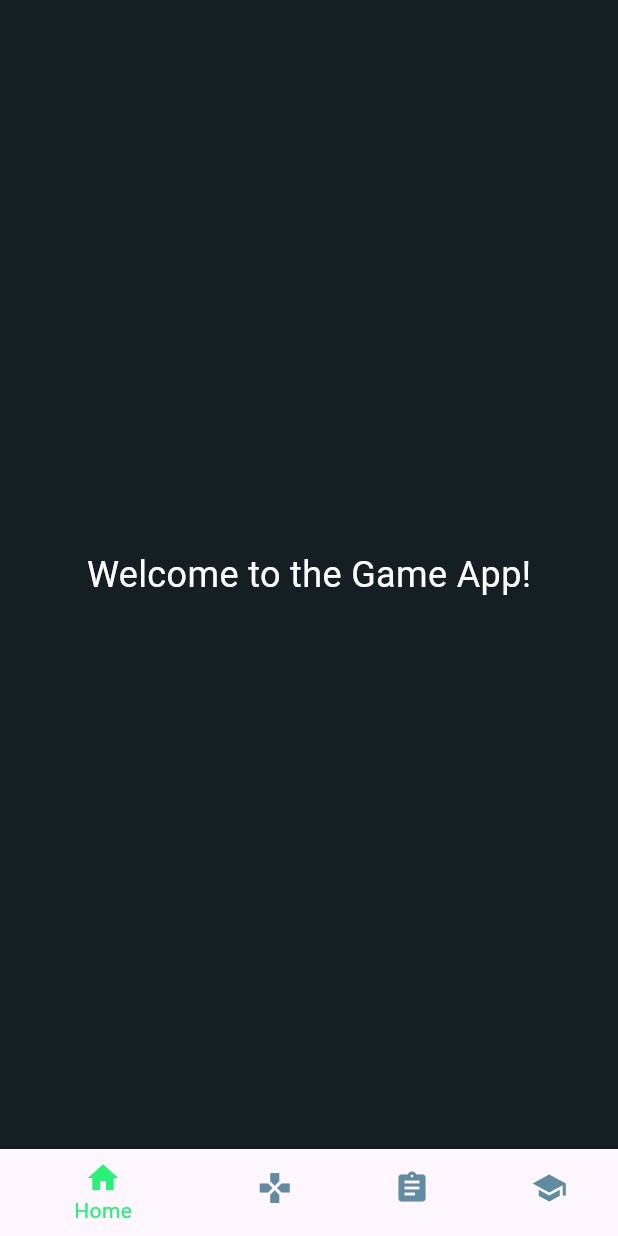
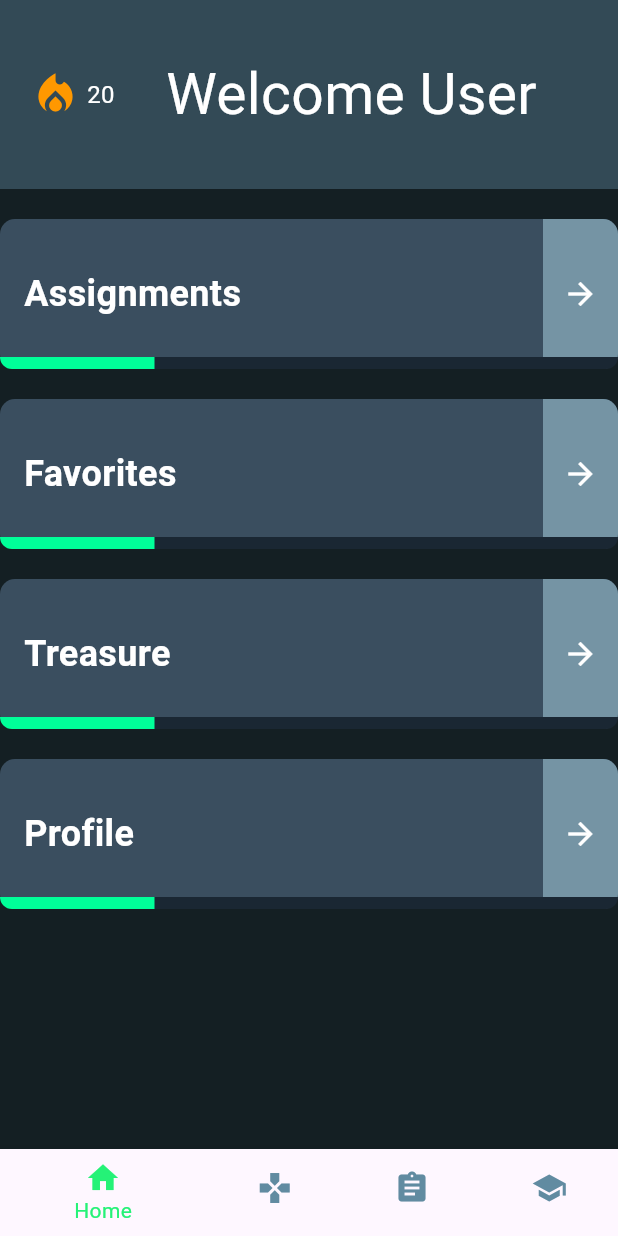
Before and after one commit to SachchitBalamurugan/pandabyteGame, a Flutter app: the screen it shows after launch, on a phone screen of 412 x 824 dp. Run offline on Flutter 3.47's test engine with Material 3 defaults, Android fonts, the phone set to English and light mode, and no system bars; missing offline and left inert: flame, flame_tiled.

```diff
--- a/lib/components/player.dart
+++ b/lib/components/player.dart
@@ -22,7 +22,7 @@ class Player extends SpriteAnimationGroupComponent
   final double stepTime = 0.05;
 
   final double _gravity = 9.8;
-  final double _jumpForce = 200; // change jump height
+  final double _jumpForce = 280; // change jump height
   final double _terminalVelocity = 300;
   double horizontalMovement = 0;
 
--- a/lib/main.dart
+++ b/lib/main.dart
@@ -3,6 +3,7 @@ import 'package:flame/game.dart';
 import 'package:game_pandabyte/pixel_adventure.dart';
 import 'package:flame/flame.dart';
 import 'package:game_pandabyte/menu_overlay.dart'; // Import the menu overlay
+import 'package:game_pandabyte/screens/Course.dart';
 import 'package:game_pandabyte/screens/home_page.dart'; // Import the homepage
 import 'components/player.dart';
 
@@ -100,16 +101,175 @@ class GamePage extends StatelessWidget {
 
 // Placeholder for the HomePage
 class HomePage extends StatelessWidget {
+  final Color bgColor = Color(0xFF141F23);
+  final Color cardColor = Color(0xFF334A56);
+  final Color progressBarBgColor = Color(0xFF16252D);
+  final Color progressColor = Color(0xFF25F277);
+
   @override
   Widget build(BuildContext context) {
     return Scaffold(
-      backgroundColor: Color(0xFF141F23), // Background color for home
-      body: Center(
-        child: Text(
-          "Welcome to the Game App!",
-          style: TextStyle(color: Colors.white, fontSize: 24),
-        ),
+      backgroundColor: bgColor,
+      body: Column(
+        children: [
+          // Top bar with fire icon, welcome text, and progress bar
+          Container(
+            color: cardColor,
+            padding: EdgeInsets.symmetric(vertical: 36, horizontal: 20),
+            child: Row(
+              children: [
+                Icon(Icons.local_fire_department, color: Colors.orange, size: 34),
+                SizedBox(width: 4),
+                Text(
+                  "20",
+                  style: TextStyle(color: Colors.white, fontSize: 16),
+                ),
+                Spacer(),
+                Text(
+                  "Welcome User",
+                  style: TextStyle(color: Colors.white, fontSize: 38),
+                ),
+                Spacer(),
+              ],
+            ),
+          ),
+          SizedBox(height: 20),
+          // Container 1: Navigates to AssignmentPage
+          _buildCard(context, "Assignments", Course1()),
+          SizedBox(height: 20),
+          // Container 2: Navigates to FavoritePage
+          _buildCard(context, "Favorites", FavoritePage()),
+          SizedBox(height: 20),
+          // Container 3: Navigates to TreasurePage
+          _buildCard(context, "Treasure", TreasurePage()),
+          SizedBox(height: 20),
+          // Container 4: Navigates to ProfilePage
+          _buildCard(context, "Profile", ProfilePage()),
+        ],
       ),
+    );
+  }
+
+  // Function to build each card with progress bar below
+  Widget _buildCard(BuildContext context, String label, Widget page) {
+    return GestureDetector(
+      onTap: () {
+        Navigator.push(
+          context,
+          MaterialPageRoute(builder: (context) => page),
+        );
+      },
+      child: Stack(
+        children: [
+          // Main card container with rounded corners
+          Container(
+            height: 100,
+            decoration: BoxDecoration(
+              color: Color(0xFF3A4E5F), // Background color similar to the card
+              borderRadius: BorderRadius.circular(10),
+            ),
+            padding: EdgeInsets.all(16),
+            child: Align(
+              alignment: Alignment.centerLeft,
+              child: Text(
+                label,
+                style: TextStyle(
+                  color: Colors.white,
+                  fontSize: 24,
+                  fontWeight: FontWeight.bold,
+                ),
+              ),
+            ),
+          ),
+
+          // Icon container that appears to "stick out" on the right
+          Positioned(
+            right: 0,
+            top: 0,
+            bottom: 0,
+            child: Container(
+              width: 50,
+              decoration: BoxDecoration(
+                color: Color(0xFF7594A4), // Color for the icon background
+                borderRadius: BorderRadius.only(
+                  topRight: Radius.circular(10),
+                  bottomRight: Radius.circular(10),
+                ),
+              ),
+              child: Icon(
+                Icons.arrow_forward,
+                color: Colors.white,
+              ),
+            ),
+          ),
+
+          // Progress bar at the bottom of the card
+          Positioned(
+            bottom: 0,
+            left: 0,
+            right: 0,
+            child: Container(
+              height: 8,
+              decoration: BoxDecoration(
+                color: Color(0xFF1A2733), // Background color for the progress bar
+                borderRadius: BorderRadius.only(
+                  bottomLeft: Radius.circular(10),
+                  bottomRight: Radius.circular(10),
+                ),
+              ),
+              child: FractionallySizedBox(
+                widthFactor: 0.25, // Set progress width here (e.g., 25% fill)
+                alignment: Alignment.centerLeft,
+                child: Container(
+                  decoration: BoxDecoration(
+                    color: Color(0xFF00FF99), // Color for the filled part of the progress bar
+                    borderRadius: BorderRadius.only(
+                      bottomLeft: Radius.circular(10),
+                    ),
+                  ),
+                ),
+              ),
+            ),
+          ),
+        ],
+      ),
+    );
+  }
+}
+
+// Placeholder pages for navigation
+class AssignmentPage extends StatelessWidget {
+  @override
+  Widget build(BuildContext context) {
+    return Scaffold(
+      body: Center(child: Text("Assignments Page", style: TextStyle(fontSize: 24))),
+    );
+  }
+}
+
+class FavoritePage extends StatelessWidget {
+  @override
+  Widget build(BuildContext context) {
+    return Scaffold(
+      body: Center(child: Text("Favorites Page", style: TextStyle(fontSize: 24))),
+    );
+  }
+}
+
+class TreasurePage extends StatelessWidget {
+  @override
+  Widget build(BuildContext context) {
+    return Scaffold(
+      body: Center(child: Text("Treasure Page", style: TextStyle(fontSize: 24))),
+    );
+  }
+}
+
+class ProfilePage extends StatelessWidget {
+  @override
+  Widget build(BuildContext context) {
+    return Scaffold(
+      body: Center(child: Text("Profile Page", style: TextStyle(fontSize: 24))),
     );
   }
 }
```
Also changed, not shown: lib/screens/Course.dart (added, +218 -0 lines).
